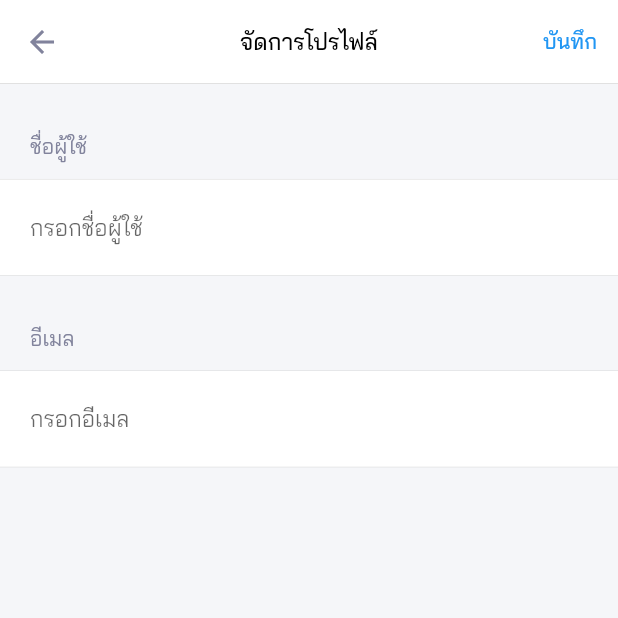
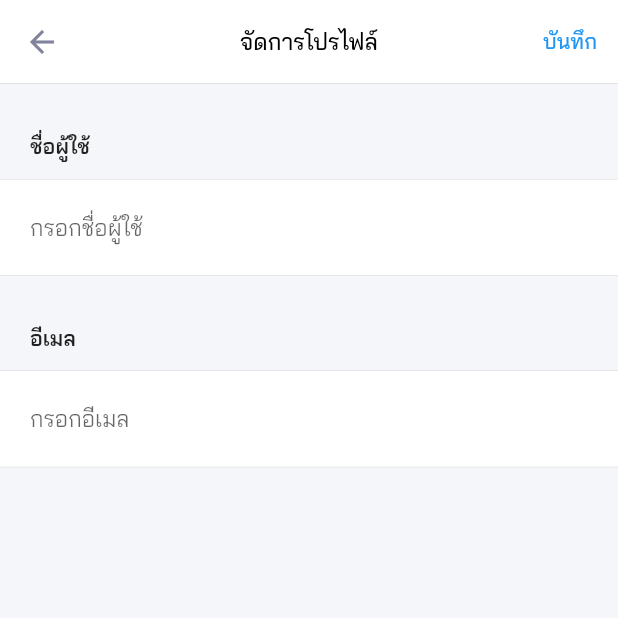
Before and after one commit to projectdew1/demojitsi, a Flutter app: the SettingScreen screen opened by its route, after a tap on the "edit" icon, on a phone screen of 412 x 824 dp, the top half of it. Run offline on Flutter 3.47's test engine with Material 2 defaults, Android fonts, the phone set to English and light mode, and no system bars; our stand-ins replace flutter_easyloading, flutter_svg, shared_preferences, uni_links; missing offline and left inert: jaguar_jwt, jitsi_meet; accounts and stored records are empty; project files that could hold a hidden picture were left out.

Commit message:
custom front

```diff
--- a/lib/Page/CreateMeet/components/create_body.dart
+++ b/lib/Page/CreateMeet/components/create_body.dart
@@ -52,7 +52,10 @@ class _CreateMeetBodyState extends State<CreateMeetBody> {
         Padding(
           padding: const EdgeInsets.symmetric(horizontal: 20),
           child: Text('ห้องประชุม',
-              style: TextStyle(fontSize: 14, color: kTextColor)),
+              style: TextStyle(
+                  fontSize: 14,
+                  // color: kTextColor,
+                  fontWeight: FontWeight.bold)),
         ),
         SizedBox(height: size.height * 0.015),
         ListContainer(
--- a/lib/Page/Setting/components/body.dart
+++ b/lib/Page/Setting/components/body.dart
@@ -106,7 +106,10 @@ class _State extends State<Body> {
           Padding(
             padding: const EdgeInsets.symmetric(horizontal: 20),
             child: Text('ห้องประชุม',
-                style: TextStyle(fontSize: 14, color: kTextColor)),
+                style: TextStyle(
+                    fontSize: 14,
+                    // color: kTextColor,
+                    fontWeight: FontWeight.bold)),
           ),
           SizedBox(height: size.height * 0.015),
           ListContainer(
@@ -188,7 +191,7 @@ class _State extends State<Body> {
               children: [
                 Text('เวอร์ชั่น',
                     style: TextStyle(fontSize: 14, color: kTextColor)),
-                Text('1.0.2',
+                Text('1.0.3',
                     style: TextStyle(fontSize: 14, color: kTextColor)),
               ],
             ),
--- a/lib/components/text_field_box.dart
+++ b/lib/components/text_field_box.dart
@@ -21,7 +21,10 @@ class TextFieldBox extends StatelessWidget {
         Padding(
           padding: const EdgeInsets.symmetric(horizontal: 20),
           child: Text(titleText,
-              style: TextStyle(fontSize: 14, color: kTextColor)),
+              style: TextStyle(
+                  fontSize: 14,
+                  // color: kTextColor,
+                  fontWeight: FontWeight.bold)),
         ),
         SizedBox(height: size.height * 0.015),
         ListContainer(
```
